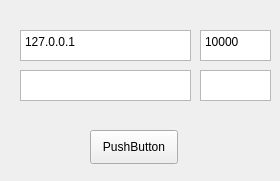
Above: mainwindow.ui from alexwh/alan before the change. Below: the same form after it.
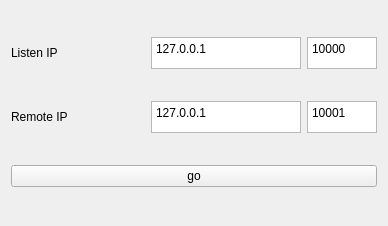
That is the form after the change.

What changed in the file:
```diff
--- a/mainwindow.ui
+++ b/mainwindow.ui
@@ -6,35 +6,64 @@
    <rect>
     <x>0</x>
     <y>0</y>
-    <width>280</width>
-    <height>181</height>
+    <width>388</width>
+    <height>226</height>
    </rect>
   </property>
   <property name="windowTitle">
    <string>MainWindow</string>
   </property>
   <widget class="QWidget" name="centralWidget">
-   <widget class="QPushButton" name="pushButton">
-    <property name="geometry">
-     <rect>
-      <x>90</x>
-      <y>130</y>
-      <width>88</width>
-      <height>34</height>
-     </rect>
-    </property>
+   <layout class="QGridLayout" name="gridLayout">
+    <item row="1" column="2">
+     <widget class="QPlainTextEdit" name="remote_port">
+      <property name="maximumSize">
+       <size>
+        <width>70</width>
+        <height>32</height>
+       </size>
+      </property>
+      <property name="tabChangesFocus">
+       <bool>true</bool>
+      </property>
+      <property name="plainText">
+       <string>10001</string>
+      </property>
+     </widget>
+    </item>
+    <item row="1" column="0">
+     <widget class="QLabel" name="label_2">
     <property name="text">
-     <string>PushButton</string>
-    </property>
-   </widget>
+       <string>Remote IP</string>
+      </property>
+     </widget>
+    </item>
+    <item row="1" column="1">
+     <widget class="QPlainTextEdit" name="remote_ip">
+      <property name="maximumSize">
+       <size>
+        <width>150</width>
+        <height>32</height>
+       </size>
+      </property>
+      <property name="tabChangesFocus">
+       <bool>true</bool>
+      </property>
+      <property name="plainText">
+       <string>127.0.0.1</string>
+      </property>
+     </widget>
+    </item>
+    <item row="0" column="1">
    <widget class="QPlainTextEdit" name="listen_ip">
-    <property name="geometry">
-     <rect>
-      <x>20</x>
-      <y>30</y>
-      <width>171</width>
-      <height>31</height>
-     </rect>
+      <property name="maximumSize">
+       <size>
+        <width>150</width>
+        <height>32</height>
+       </size>
+      </property>
+      <property name="tabChangesFocus">
+       <bool>true</bool>
     </property>
     <property name="plainText">
      <string>127.0.0.1</string>
@@ -43,39 +72,35 @@
      <string/>
     </property>
    </widget>
-   <widget class="QPlainTextEdit" name="remote_ip">
-    <property name="geometry">
-     <rect>
-      <x>20</x>
-      <y>70</y>
-      <width>171</width>
-      <height>31</height>
-     </rect>
-    </property>
-   </widget>
+    </item>
+    <item row="0" column="0">
+     <widget class="QLabel" name="label">
+      <property name="text">
+       <string>Listen IP</string>
+      </property>
+     </widget>
+    </item>
+    <item row="2" column="0" colspan="3">
+     <widget class="QPushButton" name="pushButton">
+      <property name="text">
+       <string>go</string>
+      </property>
+     </widget>
+    </item>
+    <item row="0" column="2">
    <widget class="QPlainTextEdit" name="listen_port">
-    <property name="geometry">
-     <rect>
-      <x>200</x>
-      <y>30</y>
-      <width>71</width>
-      <height>31</height>
-     </rect>
+      <property name="maximumSize">
+       <size>
+        <width>70</width>
+        <height>32</height>
+       </size>
     </property>
     <property name="plainText">
      <string>10000</string>
     </property>
    </widget>
-   <widget class="QPlainTextEdit" name="remote_port">
-    <property name="geometry">
-     <rect>
-      <x>200</x>
-      <y>70</y>
-      <width>71</width>
-      <height>31</height>
-     </rect>
-    </property>
-   </widget>
+    </item>
+   </layout>
   </widget>
  </widget>
  <layoutdefault spacing="6" margin="11"/>
```
Lines whose indentation alone changed are shown as unchanged.
